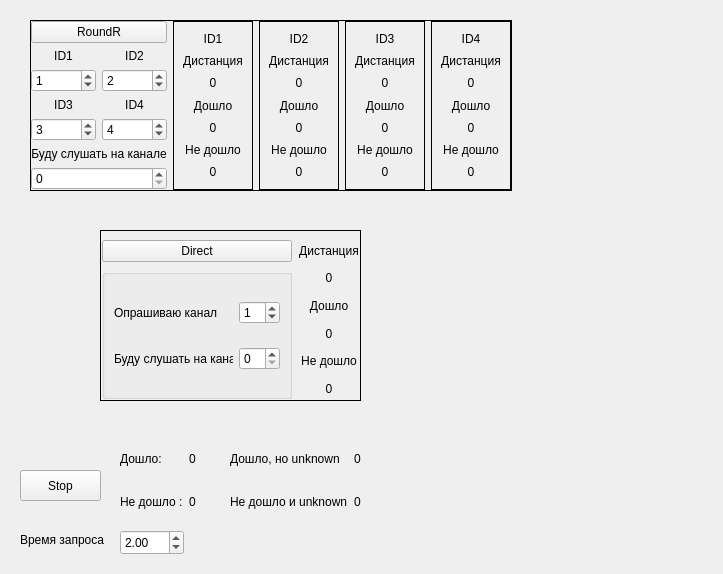
This is widget.ui in hydronautics-team/Beacon as Qt 5 draws it before an edit. The edited form follows.
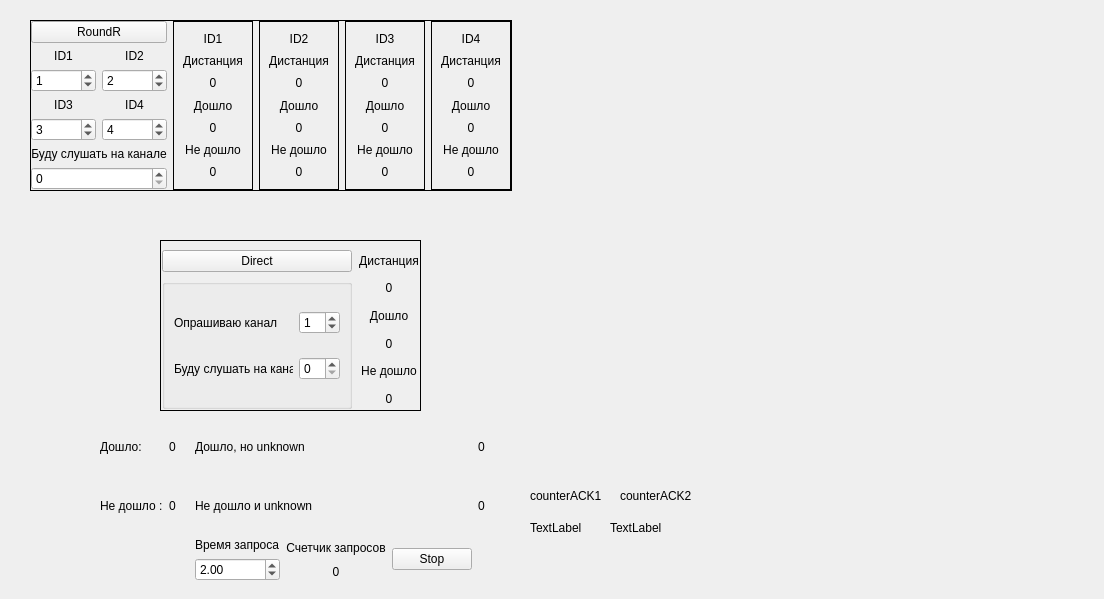
This is the edited form.

Patch:
```diff
--- a/widget.ui
+++ b/widget.ui
@@ -6,31 +6,18 @@
    <rect>
     <x>0</x>
     <y>0</y>
-    <width>723</width>
-    <height>574</height>
+    <width>1104</width>
+    <height>599</height>
    </rect>
   </property>
   <property name="windowTitle">
    <string>Form</string>
   </property>
-  <widget class="QPushButton" name="btnStop">
-   <property name="geometry">
-    <rect>
-     <x>20</x>
-     <y>470</y>
-     <width>81</width>
-     <height>31</height>
-    </rect>
-   </property>
-   <property name="text">
-    <string>Stop</string>
-   </property>
-  </widget>
   <widget class="QFrame" name="horizontalFrame">
    <property name="geometry">
     <rect>
-     <x>100</x>
-     <y>230</y>
+     <x>160</x>
+     <y>240</y>
      <width>261</width>
      <height>171</height>
     </rect>
@@ -217,7 +204,7 @@
     <rect>
      <x>30</x>
      <y>20</y>
-     <width>391</width>
+     <width>461</width>
      <height>201</height>
     </rect>
    </property>
@@ -663,30 +650,18 @@
     </item>
    </layout>
   </widget>
-  <widget class="QWidget" name="gridLayoutWidget">
+  <widget class="QWidget" name="verticalLayoutWidget_3">
    <property name="geometry">
     <rect>
-     <x>120</x>
-     <y>440</y>
-     <width>268</width>
-     <height>80</height>
+     <x>100</x>
+     <y>420</y>
+     <width>398</width>
+     <height>161</height>
     </rect>
    </property>
+   <layout class="QVBoxLayout" name="verticalLayout_10">
+    <item>
    <layout class="QGridLayout" name="gridLayout_3">
-    <item row="0" column="1">
-     <widget class="QLabel" name="goodAll">
-      <property name="text">
-       <string>0</string>
-      </property>
-     </widget>
-    </item>
-    <item row="0" column="0">
-     <widget class="QLabel" name="label">
-      <property name="text">
-       <string>Дошло:</string>
-      </property>
-     </widget>
-    </item>
     <item row="1" column="0">
      <widget class="QLabel" name="label_2">
       <property name="text">
@@ -701,6 +676,20 @@
       </property>
      </widget>
     </item>
+      <item row="1" column="3">
+       <widget class="QLabel" name="notGoodUnknown">
+        <property name="text">
+         <string>0</string>
+        </property>
+       </widget>
+      </item>
+      <item row="0" column="0">
+       <widget class="QLabel" name="label">
+        <property name="text">
+         <string>Дошло:</string>
+        </property>
+       </widget>
+      </item>
     <item row="1" column="1">
      <widget class="QLabel" name="notGoodAll">
       <property name="text">
@@ -708,13 +697,6 @@
       </property>
      </widget>
     </item>
-    <item row="0" column="2">
-     <widget class="QLabel" name="label_15">
-      <property name="text">
-       <string>Дошло, но unknown</string>
-      </property>
-     </widget>
-    </item>
     <item row="0" column="3">
      <widget class="QLabel" name="goodUnknown">
       <property name="text">
@@ -722,24 +704,19 @@
       </property>
      </widget>
     </item>
-    <item row="1" column="3">
-     <widget class="QLabel" name="notGoodUnknown">
+      <item row="2" column="2">
+       <layout class="QHBoxLayout" name="horizontalLayout_3">
+        <item>
+         <layout class="QVBoxLayout" name="verticalLayout_8">
+          <item>
+           <widget class="QLabel" name="label_19">
       <property name="text">
-       <string>0</string>
+             <string>Время запроса</string>
       </property>
      </widget>
     </item>
-   </layout>
-  </widget>
+          <item>
   <widget class="QDoubleSpinBox" name="doubleSpinBoxTime">
-   <property name="geometry">
-    <rect>
-     <x>120</x>
-     <y>530</y>
-     <width>64</width>
-     <height>25</height>
-    </rect>
-   </property>
    <property name="maximum">
     <double>100.000000000000000</double>
    </property>
@@ -750,17 +727,116 @@
     <double>2.000000000000000</double>
    </property>
   </widget>
-  <widget class="QLabel" name="label_19">
+          </item>
+         </layout>
+        </item>
+        <item>
+         <layout class="QVBoxLayout" name="verticalLayout_9">
+          <item>
+           <widget class="QLabel" name="label_20">
+            <property name="layoutDirection">
+             <enum>Qt::LeftToRight</enum>
+            </property>
+            <property name="text">
+             <string>Счетчик запросов</string>
+            </property>
+            <property name="alignment">
+             <set>Qt::AlignCenter</set>
+            </property>
+           </widget>
+          </item>
+          <item>
+           <widget class="QLabel" name="labelcounterACK">
+            <property name="layoutDirection">
+             <enum>Qt::LeftToRight</enum>
+            </property>
+            <property name="text">
+             <string>0</string>
+            </property>
+            <property name="alignment">
+             <set>Qt::AlignCenter</set>
+            </property>
+           </widget>
+          </item>
+         </layout>
+        </item>
+        <item>
+         <widget class="QPushButton" name="btnStop">
+          <property name="text">
+           <string>Stop</string>
+          </property>
+         </widget>
+        </item>
+       </layout>
+      </item>
+      <item row="0" column="1">
+       <widget class="QLabel" name="goodAll">
+        <property name="text">
+         <string>0</string>
+        </property>
+       </widget>
+      </item>
+      <item row="0" column="2">
+       <widget class="QLabel" name="label_15">
+        <property name="text">
+         <string>Дошло, но unknown</string>
+        </property>
+       </widget>
+      </item>
+     </layout>
+    </item>
+   </layout>
+  </widget>
+  <widget class="QLabel" name="counterACK1">
    <property name="geometry">
     <rect>
-     <x>20</x>
-     <y>530</y>
-     <width>91</width>
-     <height>20</height>
+     <x>530</x>
+     <y>520</y>
+     <width>55</width>
+     <height>16</height>
     </rect>
    </property>
    <property name="text">
-    <string>Время запроса</string>
+    <string>TextLabel</string>
+   </property>
+  </widget>
+  <widget class="QLabel" name="counterACK2">
+   <property name="geometry">
+    <rect>
+     <x>610</x>
+     <y>520</y>
+     <width>55</width>
+     <height>16</height>
+    </rect>
+   </property>
+   <property name="text">
+    <string>TextLabel</string>
+   </property>
+  </widget>
+  <widget class="QLabel" name="label_22">
+   <property name="geometry">
+    <rect>
+     <x>530</x>
+     <y>480</y>
+     <width>81</width>
+     <height>31</height>
+    </rect>
+   </property>
+   <property name="text">
+    <string>counterACK1</string>
+   </property>
+  </widget>
+  <widget class="QLabel" name="label_24">
+   <property name="geometry">
+    <rect>
+     <x>620</x>
+     <y>480</y>
+     <width>81</width>
+     <height>31</height>
+    </rect>
+   </property>
+   <property name="text">
+    <string>counterACK2</string>
    </property>
   </widget>
  </widget>
```
Lines whose indentation alone changed are shown as unchanged.
